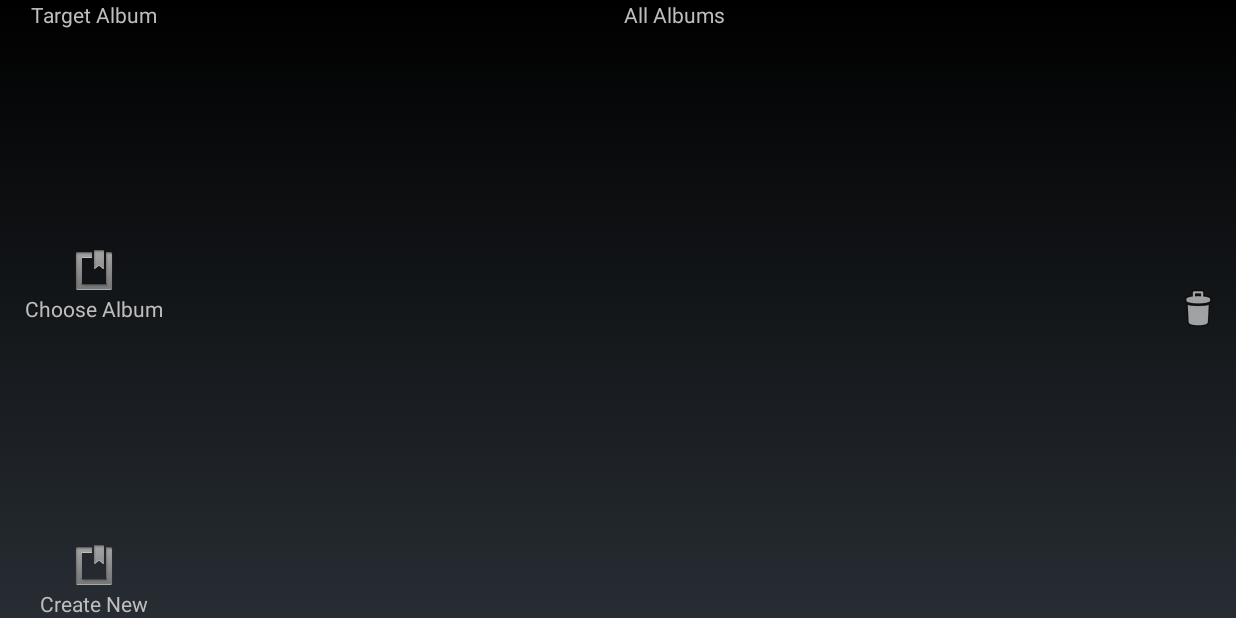
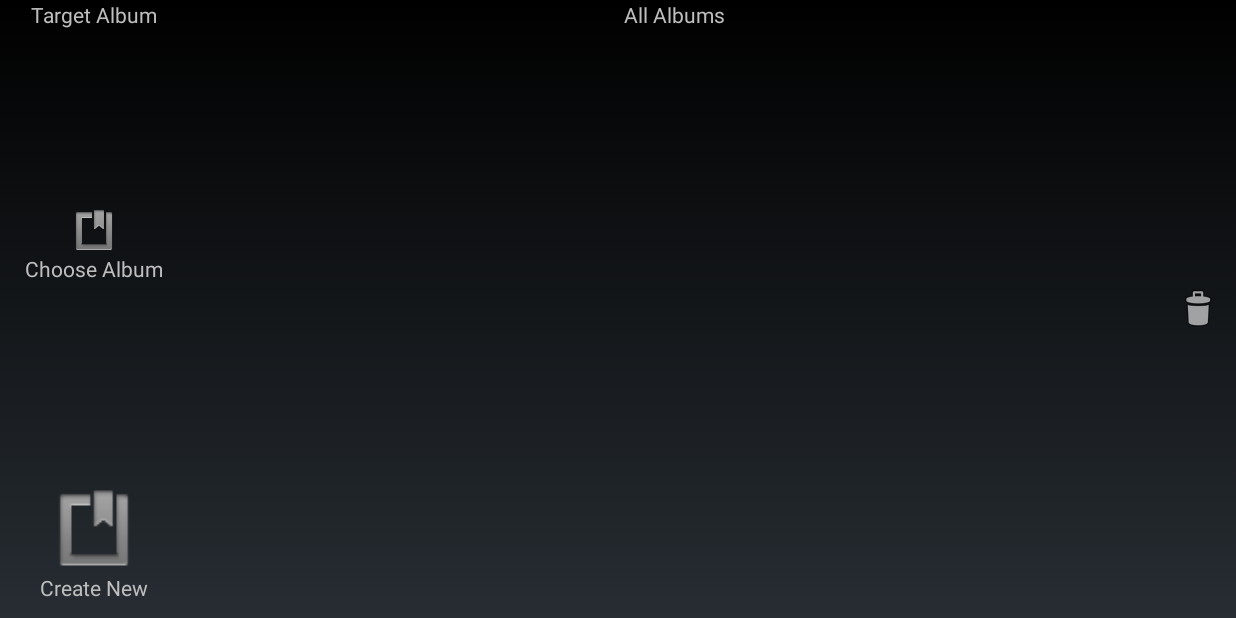
Before and after one commit to danielCantwell/CantwellGalleryProject, an Android app: the screen it shows after launch (MainActivity), on a phone screen of 824 x 412 dp (held sideways). Run offline under Robolectric (Android 15) with nearby library versions, the phone set to English and light mode, and no system bars.

Commit message:
[Working] Began implementation of image directory change.
Also changed more quickbar->targetbar names and labels.  Going to start changing database handling to the DirectoryFragment.

```diff
--- a/CantwellGallery/src/main/java/com/cantwellcode/cantwellgallery/QuickBarCursorAdapter.java
+++ b/CantwellGallery/src/main/java/com/cantwellcode/cantwellgallery/BucketCursorAdapter.java
@@ -3,7 +3,6 @@ package com.cantwellcode.cantwellgallery;
 import android.app.ActivityManager;
 import android.content.Context;
 import android.database.Cursor;
-import android.util.SparseArray;
 import android.view.LayoutInflater;
 import android.view.View;
 import android.view.ViewGroup;
@@ -14,7 +13,7 @@ import android.widget.TextView;
 /**
  * Created by Chris on 8/30/13.
  */
-public class QuickBarCursorAdapter extends BaseAdapter {
+public class BucketCursorAdapter extends BaseAdapter {
     private static final String TAG = "QUICK_BAR_CURSOR_ADAPTER";
 
     private static final String NULL_CONTEXT      = "Must supply a valid context.";
@@ -37,7 +36,7 @@ public class QuickBarCursorAdapter extends BaseAdapter {
         ImageView imageView;
     }
 
-    public QuickBarCursorAdapter(Context context, Cursor cursor, String idColumn, String textColumn, String imageIDColumn){
+    public BucketCursorAdapter(Context context, Cursor cursor, String idColumn, String textColumn, String imageIDColumn){
         // Initialize thumbnail cache
         ActivityManager am = (ActivityManager) context.getSystemService(Context.ACTIVITY_SERVICE);
         int memoryClassBytes = am.getMemoryClass()*1024*1024;
@@ -110,10 +109,10 @@ public class QuickBarCursorAdapter extends BaseAdapter {
         BucketViewHolder holder;
 
         if (convertView==null){
-            convertView = mInflater.inflate(R.layout.quick_bar_item,parent,false);
+            convertView = mInflater.inflate(R.layout.target_bar_item,parent,false);
             holder = new BucketViewHolder();
-            holder.textView  = (TextView)  convertView.findViewById(R.id.quickBarItemTextView);
-            holder.imageView = (ImageView) convertView.findViewById(R.id.quickBarItemImageView);
+            holder.textView  = (TextView)  convertView.findViewById(R.id.targetBarItemTextView);
+            holder.imageView = (ImageView) convertView.findViewById(R.id.targetBarItemImageView);
 
             convertView.setTag(holder);
         }else{
--- /dev/null
+++ b/CantwellGallery/src/main/java/com/cantwellcode/cantwellgallery/DatabaseMaster.java
@@ -0,0 +1,12 @@
+package com.cantwellcode.cantwellgallery;
+
+import android.database.Cursor;
+
+/**
+ * Created by Chris on 9/13/13.
+ */
+public interface DatabaseMaster {
+    public interface Callbacks {
+        public void changeDetailCursor(String label,Cursor cursor);
+    }
+}
--- a/CantwellGallery/src/main/java/com/cantwellcode/cantwellgallery/DirectoryFragment.java
+++ b/CantwellGallery/src/main/java/com/cantwellcode/cantwellgallery/DirectoryFragment.java
@@ -2,6 +2,7 @@ package com.cantwellcode.cantwellgallery;
 
 import android.app.Activity;
 import android.content.ClipData;
+import android.content.ContentResolver;
 import android.database.Cursor;
 import android.net.Uri;
 import android.os.Bundle;
@@ -11,19 +12,17 @@ import android.support.v4.app.LoaderManager;
 import android.support.v4.content.CursorLoader;
 import android.support.v4.content.Loader;
 import android.util.Log;
-import android.view.DragEvent;
 import android.view.LayoutInflater;
 import android.view.View;
 import android.view.ViewGroup;
 import android.widget.AdapterView;
 import android.widget.GridView;
-import android.widget.ListView;
 import android.widget.Toast;
 
 /**
  * Created by Daniel on 8/13/13.
  */
-public class DirectoryFragment extends Fragment implements LoaderManager.LoaderCallbacks<Cursor>{
+public class DirectoryFragment extends Fragment implements LoaderManager.LoaderCallbacks<Cursor>, DatabaseMaster {
     private static final String TAG = "DirectoryFragment";
 
     // Bundle tags
@@ -61,8 +60,9 @@ public class DirectoryFragment extends Fragment implements LoaderManager.LoaderC
 
     // Private member variables
     private GridView                mGridView;
-    private QuickBarCursorAdapter   mAdapter;
+    private BucketCursorAdapter     mAdapter;
     private Callbacks               mListener;
+    private ContentResolver         mContentResolver;
 
     public interface Callbacks{
         boolean onDirectoryPaneItemSelected(long id, String name);
@@ -81,6 +81,7 @@ public class DirectoryFragment extends Fragment implements LoaderManager.LoaderC
         }catch (ClassCastException e){
             throw new ClassCastException(activity.toString() + " must implement QuickBarCallbacks");
         }
+        mContentResolver = activity.getContentResolver();
         load();
     }
     /**
@@ -92,7 +93,7 @@ public class DirectoryFragment extends Fragment implements LoaderManager.LoaderC
     public void onCreate(Bundle savedInstanceState) {
         super.onCreate(savedInstanceState);
         setRetainInstance(true);
-        mAdapter = new QuickBarCursorAdapter(getActivity(),null,BUCKET_ID,BUCKET_DISPLAY_NAME,MIN_ID);
+        mAdapter = new BucketCursorAdapter(getActivity(),null,BUCKET_ID,BUCKET_DISPLAY_NAME,MIN_ID);
     }
 
 
@@ -171,6 +172,20 @@ public class DirectoryFragment extends Fragment implements LoaderManager.LoaderC
         mAdapter.changeCursor(null);
     }
 
+    /**************************************
+     *        DATABASE MODIFICATION       *
+     **************************************/
+
+    /**
+     * Update the database so the specified image belongs to the specified bucket
+     * @param imageID
+     * @param bucketID
+     * @return
+     */
+    public boolean moveImageToBucket(long imageID, long bucketID){
+        return true;
+    }
+
     private void setupListItemSelect(GridView gridView) {
         gridView.setOnItemClickListener(new AdapterView.OnItemClickListener() {
             @Override
@@ -199,9 +214,9 @@ public class DirectoryFragment extends Fragment implements LoaderManager.LoaderC
     private void setupDrag(GridView gridView) {
         gridView.setOnItemLongClickListener(new AdapterView.OnItemLongClickListener() {
             @Override
-            public boolean onItemLongClick(AdapterView<?> adapterView, View view, int position, long l) {
-                ClipData data = ClipData.newPlainText(ClipDataLabels.BUCKET.toString(),String.valueOf(l));
-                BucketViewHolder holder = (BucketViewHolder) view.getTag();
+            public boolean onItemLongClick(AdapterView<?> adapterView, View view, int position, long id) {
+                // Initiate a BUCKET drag event, passing the BUCKET_ID in ClipData
+                ClipData data = ClipData.newPlainText(ClipDataLabels.BUCKET.toString(),String.valueOf(id));
                 // Pass view as the local state object.
                 view.startDrag(data, new MyDragShadowBuilder(view), view, 0);
                 return true;
--- a/CantwellGallery/src/main/java/com/cantwellcode/cantwellgallery/MainActivity.java
+++ b/CantwellGallery/src/main/java/com/cantwellcode/cantwellgallery/MainActivity.java
@@ -1,33 +1,26 @@
 package com.cantwellcode.cantwellgallery;
 
-import android.content.ClipData;
 import android.content.ClipDescription;
-import android.graphics.Color;
-import android.net.Uri;
 import android.support.v4.app.FragmentManager;
-import android.database.Cursor;
 import android.os.Bundle;
-import android.provider.MediaStore;
 import android.support.v4.app.FragmentActivity;
 import android.support.v4.widget.SlidingPaneLayout;
 import android.view.DragEvent;
-import android.view.MotionEvent;
 import android.view.View;
 import android.widget.ImageView;
 import android.widget.Toast;
-import java.io.FileNotFoundException;
-import java.net.URI;
 
 /**
  * Main Activity that is first loaded when the application starts
  */
 public class MainActivity extends FragmentActivity
-        implements QuickBarFragment.QuickBarCallbacks, DirectoryFragment.Callbacks {
+        implements TargetBar.Callbacks, DirectoryFragment.Callbacks {
 
     private static final String TAG                     = "MAIN ACTIVITY";
 
-    private QuickBarFragment    mQuickBarFragment;
+    private TargetBar           mTargetBar;
     private ContentFragment     mContentFragment;
+    private DirectoryFragment   mDirectoryFragment;
     private ImageView           mUtilityBarDeleteView;
 
 
@@ -40,9 +33,10 @@ public class MainActivity extends FragmentActivity
         setContentView(root);
 
         FragmentManager fm = getSupportFragmentManager();
-        // Initialize QuickBarFragment
-        //mQuickBarFragment   = (QuickBarFragment) fm.findFragmentById(R.id.quickBarFragment);
-        mContentFragment      = (ContentFragment)  fm.findFragmentById(R.id.contentFragment);
+        // Initialize TargetBarListFragment
+        //mTargetBarListFragment   = (TargetBarListFragment) fm.findFragmentById(R.id.quickBarFragment);
+        mContentFragment        = (ContentFragment)     fm.findFragmentById(R.id.contentFragment);
+        mDirectoryFragment      = (DirectoryFragment)   fm.findFragmentById(R.id.directoryFragment);
 
         mUtilityBarDeleteView = (ImageView) findViewById(R.id.utilityBarDeleteView);
         setupDrop(mUtilityBarDeleteView);
@@ -154,16 +148,26 @@ public class MainActivity extends FragmentActivity
      private boolean processDrop(DragEvent dragEvent, View v) {
         switch (v.getId()) {
             // If the item is dropped on the view "quickBarCurrentItemImage"
-            case R.id.quickBarCurrentItemImage:
+            case R.id.targetBarCurrentItemImage:
                 Toast t = Toast.makeText(this, "Dropped on : quickBarCurrentItemImage", Toast.LENGTH_SHORT);
                 t.show();
                 return true;
             // If the item is dropped on the view "quickBarNewItemImage"
-            case R.id.quickBarNewItemImage:
+            case R.id.targetBarNewItemImage:
                 Toast t1 = Toast.makeText(this, "Dropped on : quickBarNewItemImage", Toast.LENGTH_SHORT);
                 t1.show();
                 return true;
         }
         return false;
     }
+
+    @Override
+    public boolean onMoveItemToTarget(long itemID, long targetID) {
+        return mDirectoryFragment.moveImageToBucket(itemID,targetID);
+    }
+
+    @Override
+    public boolean onCreateNewTargetFromItem(long itemID) {
+        return false;
+    }
 }
--- a/CantwellGallery/src/main/java/com/cantwellcode/cantwellgallery/SmallTargetBarFragment.java
+++ b/CantwellGallery/src/main/java/com/cantwellcode/cantwellgallery/SmallTargetBarFragment.java
@@ -1,31 +1,30 @@
 package com.cantwellcode.cantwellgallery;
 
+import android.app.Activity;
 import android.content.ClipData;
 import android.content.ClipDescription;
-import android.database.Cursor;
+import android.content.Context;
 import android.graphics.Bitmap;
 import android.graphics.drawable.BitmapDrawable;
-import android.graphics.drawable.Drawable;
-import android.net.Uri;
 import android.os.Bundle;
 import android.support.v4.app.Fragment;
-import android.support.v4.app.LoaderManager;
-import android.support.v4.content.Loader;
 import android.util.Log;
 import android.view.DragEvent;
 import android.view.LayoutInflater;
 import android.view.View;
 import android.view.ViewGroup;
+import android.view.ViewParent;
 import android.widget.ImageView;
-import android.widget.ListView;
 import android.widget.TextView;
 import android.widget.Toast;
 
 /**
  * Created by Chris on 9/6/13.
  */
-public class SmallTargetBarFragment extends Fragment {
+public class SmallTargetBarFragment extends Fragment implements TargetBar{
     private static final String TAG = "SMALL_TARGET_BAR_FRAGMENT";
+
+    private Callbacks   mListener;
 
     private ImageView   mCurrentItemImage;
     private ImageView   mNewItemImage;
@@ -33,14 +32,23 @@ public class SmallTargetBarFragment extends Fragment {
 
     private long        mCurrentBucketID;
 
+    @Override
+    public void onAttach(Activity activity) {
+        super.onAttach(activity);
+        try {
+            mListener = (Callbacks) activity;
+        }catch (ClassCastException e){
+            throw new ClassCastException(activity.toString() + " must implement QuickBarCallbacks");
+        }
+    }
 
     @Override
     public View onCreateView(LayoutInflater inflater, ViewGroup container, Bundle savedInstanceState) {
-        View root           = inflater.inflate(R.layout.small_quick_bar,container,false);
+        View root           = inflater.inflate(R.layout.small_target_bar,container,false);
 
-        mCurrentItemImage   = (ImageView)   root.findViewById(R.id.quickBarCurrentItemImage);
-        mCurrentItemText    = (TextView)    root.findViewById(R.id.quickBarCurrentItemText);
-        mNewItemImage       = (ImageView)   root.findViewById(R.id.quickBarNewItemImage);
+        mCurrentItemImage   = (ImageView)   root.findViewById(R.id.targetBarCurrentItemImage);
+        mCurrentItemText    = (TextView)    root.findViewById(R.id.targetBarCurrentItemText);
+        mNewItemImage       = (ImageView)   root.findViewById(R.id.targetBarNewItemImage);
 
         setupDrop(mCurrentItemImage);
         setupDrop(mNewItemImage);
@@ -90,25 +98,25 @@ public class SmallTargetBarFragment extends Fragment {
 
                     // When a view drag starts
                     case DragEvent.ACTION_DRAG_STARTED:
-                        Toast dragStartedToast = Toast.makeText(getActivity(), "Small Quick Bar recognized : Drag Started", Toast.LENGTH_SHORT);
+                        Toast dragStartedToast = Toast.makeText(getActivity(), "Small Target Bar recognized : Drag Started", Toast.LENGTH_SHORT);
 //                        dragStartedToast.show();
                         return processDragStarted(dragEvent);
 
                     // When the view is being held over the imageView
                     case DragEvent.ACTION_DRAG_ENTERED:
-                        Toast dragEnteredToast = Toast.makeText(getActivity(), "Small Quick Bar recognized : Drag Entered", Toast.LENGTH_SHORT);
+                        Toast dragEnteredToast = Toast.makeText(getActivity(), "Small Target Bar recognized : Drag Entered", Toast.LENGTH_SHORT);
 //                        dragEnteredToast.show();
                         break;
 
                     // When the view is exited
                     case DragEvent.ACTION_DRAG_EXITED:
-                        Toast dragExitedToast = Toast.makeText(getActivity(), "Small Quick Bar recognized : Drag Exited", Toast.LENGTH_SHORT);
+                        Toast dragExitedToast = Toast.makeText(getActivity(), "Small Target Bar recognized : Drag Exited", Toast.LENGTH_SHORT);
 //                        dragExitedToast.show();
                         break;
 
-                    // When the view is dropped on the quickbar
+                    // When the view is dropped on the target bar
                     case DragEvent.ACTION_DROP:
-                        Toast dropToast = Toast.makeText(getActivity(), "Small Quick Bar recognized : Drop", Toast.LENGTH_SHORT);
+                        Toast dropToast = Toast.makeText(getActivity(), "Small Target Bar recognized : Drop", Toast.LENGTH_SHORT);
                         dropToast.show();
                         return processDrop(dragEvent, v);
                 }
@@ -155,10 +163,11 @@ public class SmallTargetBarFragment extends Fragment {
     private boolean processDrop(DragEvent dragEvent, View v) {
         ClipDescription clipDescription = dragEvent.getClipDescription();
         if (clipDescription==null) return false;
+        ViewParent parent = v.getParent();
         switch (v.getId()) {
-            // If the item is dropped on the view "quickBarCurrentItemImage"
-            case R.id.quickBarCurrentItemImage:
-                Toast t = Toast.makeText(getActivity(), "Dropped on : quickBarCurrentItemImage", Toast.LENGTH_SHORT);
+            // If the item is dropped on the view "targetBarCurrentItemImage"
+            case R.id.targetBarCurrentItemImage:
+                Toast t = Toast.makeText(getActivity(), "Dropped on : targetBarCurrentItem", Toast.LENGTH_SHORT);
                 t.show();
                 switch (ClipDataLabels.valueOf(clipDescription.getLabel().toString())){
                     case BUCKET:
@@ -169,9 +178,9 @@ public class SmallTargetBarFragment extends Fragment {
                     default:
                         return false;
                 }
-            // If the item is dropped on the view "quickBarNewItemImage"
-            case R.id.quickBarNewItemImage:
-                Toast t1 = Toast.makeText(getActivity(), "Dropped on : quickBarNewItemImage", Toast.LENGTH_SHORT);
+            // If the item is dropped on the view "targetBarNewItemImage"
+            case R.id.targetBarNewItemImage:
+                Toast t1 = Toast.makeText(getActivity(), "Dropped on : targetBarNewItem", Toast.LENGTH_SHORT);
                 t1.show();
                 return true;
             default:
@@ -179,17 +188,44 @@ public class SmallTargetBarFragment extends Fragment {
         }
     }
 
+    /**
+     * Processes a drop event for dropped items labeled BUCKET
+     * @param dragEvent
+     * @param v
+     */
     private void processBucketDrop(DragEvent dragEvent, View v) {
+        // Get the attached ClipData.  For buckets this should be the bucket id.
         String data = (String) dragEvent.getClipData().getItemAt(0).coerceToText(getActivity());
         mCurrentBucketID = Long.valueOf(data);
+        // Get a reference to the view being dropped.  This must be set as the localState when
+        //      initiating the drag
         View dropped = (View) dragEvent.getLocalState();
+        // Change displayed data using the BucketViewHolder which should be set as the tag of the dropped view
         BucketViewHolder holder = (BucketViewHolder) dropped.getTag();
         Bitmap image = ((BitmapDrawable)holder.imageView.getDrawable()).getBitmap();
         String title = (String) holder.textView.getText();
         mCurrentItemImage.setImageBitmap(image);
         mCurrentItemText.setText(title);
-        Toast t = Toast.makeText(getActivity(),"Detected bucket drop.  Data: " + data, Toast.LENGTH_SHORT);
-        t.show();
     }
 
+    /**
+     *
+     * @param itemID
+     * @param targetID
+     * @return
+     */
+    @Override
+    public boolean moveItemToTarget(long itemID, long targetID) {
+        return mListener.onMoveItemToTarget(itemID,targetID);
+    }
+
+    /**
+     *
+     * @param itemID
+     * @return
+     */
+    @Override
+    public boolean createNewTargetFromItem(long itemID) {
+        return mListener.onCreateNewTargetFromItem(itemID);
+    }
 }
--- /dev/null
+++ b/CantwellGallery/src/main/java/com/cantwellcode/cantwellgallery/TargetBar.java
@@ -0,0 +1,14 @@
+package com.cantwellcode.cantwellgallery;
+
+/**
+ * Created by Chris on 9/13/13.
+ */
+public interface TargetBar {
+    public interface Callbacks{
+        public boolean onMoveItemToTarget(long itemID,long targetID);
+        public boolean onCreateNewTargetFromItem(long itemID);
+    }
+
+    public boolean moveItemToTarget(long itemID,long targetID);
+    public boolean createNewTargetFromItem(long itemID);
+}
--- a/CantwellGallery/src/main/res/layout/activity_main.xml
+++ b/CantwellGallery/src/main/res/layout/activity_main.xml
@@ -6,11 +6,11 @@
                 android:clickable="false">
 
     <fragment
-            android:layout_width="@dimen/quick_bar_width"
+            android:layout_width="@dimen/target_bar_width"
             android:layout_height="match_parent"
             android:name="com.cantwellcode.cantwellgallery.SmallTargetBarFragment"
-            android:id="@+id/quickBarFragment"
-            tools:layout="@layout/small_quick_bar"/>
+            android:id="@+id/targetBarFragment"
+            tools:layout="@layout/small_target_bar"/>
 
     <com.cantwellcode.cantwellgallery.SlidingPane
             android:layout_height="match_parent"
@@ -18,7 +18,7 @@
             android:id="@+id/slidingpanelayout"
             android:layout_alignParentEnd="false"
             android:layout_alignParentLeft="false"
-            android:layout_toRightOf="@+id/quickBarFragment"
+            android:layout_toRightOf="@+id/targetBarFragment"
             android:layout_toLeftOf="@+id/utilityBar"
             android:layout_centerInParent="true">
 
--- a/CantwellGallery/src/main/res/layout/small_quick_bar.xml
+++ /dev/null
@@ -1,46 +0,0 @@
-<?xml version="1.0" encoding="utf-8"?>
-
-<RelativeLayout xmlns:android="http://schemas.android.com/apk/res/android"
-                android:layout_width="match_parent"
-                android:layout_height="match_parent">
-
-    <TextView
-            android:layout_width="wrap_content"
-            android:layout_height="20dp"
-            android:text="@string/quick_bar_header"
-            android:id="@+id/quickBarHeader"
-            android:layout_centerHorizontal="true"
-            android:layout_alignParentTop="true"/>
-
-    <ImageView
-            android:layout_width="match_parent"
-            android:layout_height="wrap_content"
-            android:id="@+id/quickBarCurrentItemImage"
-            android:src="@android:drawable/ic_input_get"
-            android:layout_above="@+id/quickBarCurrentItemText"
-            android:layout_centerHorizontal="true"/>
-
-    <TextView
-            android:layout_width="wrap_content"
-            android:layout_height="20dp"
-            android:text="@string/default_directory_title"
-            android:id="@+id/quickBarCurrentItemText"
-            android:layout_centerInParent="true"/>
-
-    <ImageView
-            android:layout_width="match_parent"
-            android:layout_height="wrap_content"
-            android:id="@+id/quickBarNewItemImage"
-            android:layout_above="@+id/quickBarNewItemText"
-            android:layout_centerHorizontal="true"
-            android:src="@android:drawable/ic_input_get"/>
-
-    <TextView
-            android:layout_width="wrap_content"
-            android:layout_height="wrap_content"
-            android:text="@string/new_item"
-            android:id="@+id/quickBarNewItemText"
-            android:layout_alignParentBottom="true"
-            android:layout_centerHorizontal="true"/>
-
-</RelativeLayout>
--- /dev/null
+++ b/CantwellGallery/src/main/res/layout/small_target_bar.xml
@@ -0,0 +1,65 @@
+<?xml version="1.0" encoding="utf-8"?>
+
+<RelativeLayout xmlns:android="http://schemas.android.com/apk/res/android"
+                android:layout_width="match_parent"
+                android:layout_height="match_parent">
+
+    <TextView
+            android:layout_width="wrap_content"
+            android:layout_height="20dp"
+            android:text="@string/target_bar_header"
+            android:id="@+id/targetBarHeader"
+            android:layout_centerHorizontal="true"
+            android:layout_alignParentTop="true"/>
+
+    <RelativeLayout
+            android:layout_width="match_parent"
+            android:layout_height="match_parent"
+            android:layout_centerHorizontal="true"
+            android:id="@+id/targetBarCurrentItem"
+            android:layout_above="@+id/targetBarNewItem"
+            android:layout_below="@+id/targetBarHeader"
+            android:focusableInTouchMode="false">
+
+        <ImageView
+                android:layout_width="match_parent"
+                android:layout_height="wrap_content"
+                android:id="@+id/targetBarCurrentItemImage"
+                android:src="@android:drawable/ic_input_get"
+                android:layout_centerInParent="true"/>
+
+        <TextView
+                android:layout_width="wrap_content"
+                android:layout_height="@dimen/header_height"
+                android:text="@string/default_directory_title"
+                android:id="@+id/targetBarCurrentItemText"
+                android:layout_centerInParent="true"
+                android:layout_below="@+id/targetBarCurrentItemImage"/>
+
+    </RelativeLayout>
+
+    <RelativeLayout
+            android:layout_width="match_parent"
+            android:layout_height="@dimen/target_bar_width"
+            android:layout_alignParentBottom="true"
+            android:layout_centerHorizontal="true"
+            android:id="@+id/targetBarNewItem">
+
+        <ImageView
+                android:layout_width="match_parent"
+                android:layout_height="@dimen/new_item_height"
+                android:id="@+id/targetBarNewItemImage"
+                android:layout_above="@+id/targetBarNewItemText"
+                android:layout_centerHorizontal="true"
+                android:src="@android:drawable/ic_input_get"/>
+
+        <TextView
+                android:layout_width="wrap_content"
+                android:layout_height="@dimen/header_height"
+                android:text="@string/new_item"
+                android:id="@+id/targetBarNewItemText"
+                android:layout_alignParentBottom="true"
+                android:layout_centerHorizontal="true"/>
+    </RelativeLayout>
+
+</RelativeLayout>
--- a/CantwellGallery/src/main/res/values/dimens.xml
+++ b/CantwellGallery/src/main/res/values/dimens.xml
@@ -2,7 +2,10 @@
     <!-- Default screen margins, per the Android Design guidelines. -->
     <dimen name="activity_horizontal_margin">16dp</dimen>
     <dimen name="activity_vertical_margin">16dp</dimen>
-    <dimen name="quick_bar_width">125dp</dimen>
+    <dimen name="target_bar_width">125dp</dimen>
     <dimen name="directory_pane_header_height">20dp</dimen>
-    <dimen name="new_item_height">60dp</dimen><dimen name="content_item_vertical_padding">20dp</dimen><dimen name="header_height">30dp</dimen><dimen name="utility_bar_width">50dp</dimen>
+    <dimen name="new_item_height">60dp</dimen>
+    <dimen name="content_item_vertical_padding">20dp</dimen>
+    <dimen name="header_height">30dp</dimen>
+    <dimen name="utility_bar_width">50dp</dimen>
 </resources>
--- a/CantwellGallery/src/main/res/values/strings.xml
+++ b/CantwellGallery/src/main/res/values/strings.xml
@@ -4,7 +4,7 @@
     <string name="app_name">CantwellGallery</string>
     <string name="action_settings">Settings</string>
     <string name="directory_pane_header">All Albums</string>
-    <string name="quick_bar_header">Target Album</string>
+    <string name="target_bar_header">Target Album</string>
     <string name="new_item">Create New</string>
     <string name="default_directory_title">Choose Album</string>
 
```
Also changed, not shown: CantwellGallery/src/main/java/com/cantwellcode/cantwellgallery/ContentFragment.java (+4 -8 lines), CantwellGallery/src/main/java/com/cantwellcode/cantwellgallery/DatabaseDetail.java (added, +10 -0 lines), CantwellGallery/src/main/java/com/cantwellcode/cantwellgallery/TargetBarListFragment.java (renamed from CantwellGallery/src/main/java/com/cantwellcode/cantwellgallery/QuickBarFragment.java, +4 -4 lines), CantwellGallery/src/main/res/layout-xlarge/quick_bar.xml (+8 -8 lines), CantwellGallery/src/main/res/layout/target_bar_item.xml (renamed from CantwellGallery/src/main/res/layout/quick_bar_item.xml, +4 -4 lines).
